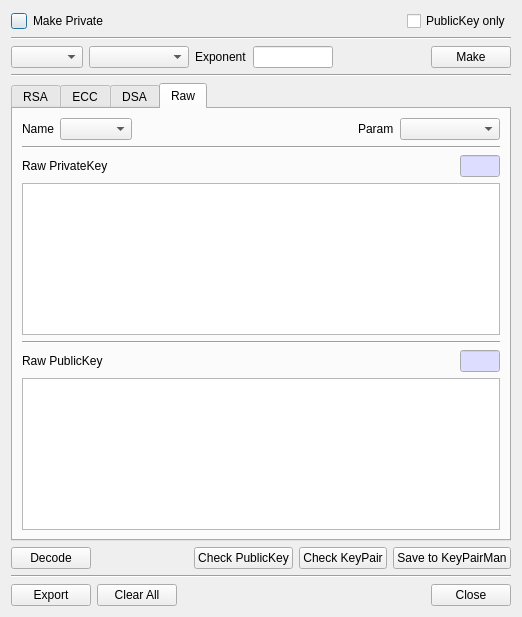
jykim74/BerEditor, file BerEditor/make_pri_key_dlg.ui: the form before one commit.
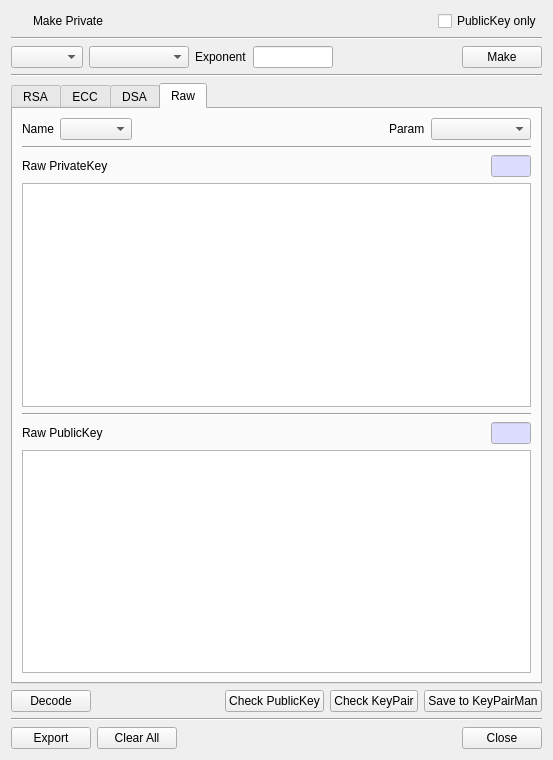
The form after the commit. Icons and pictures are not drawn.

Commit message:
UI 개선
MakePriKeyDlg 노 모달 처리

The edit to the form file:
```diff
--- a/BerEditor/make_pri_key_dlg.ui
+++ b/BerEditor/make_pri_key_dlg.ui
@@ -6,8 +6,8 @@
    <rect>
     <x>0</x>
     <y>0</y>
-    <width>518</width>
-    <height>617</height>
+    <width>553</width>
+    <height>760</height>
    </rect>
   </property>
   <property name="windowTitle">
@@ -54,6 +54,9 @@
         <iconset resource="bereditor.qrc">
          <normaloff>:/images/make_pri.png</normaloff>:/images/make_pri.png</iconset>
        </property>
+       <property name="flat">
+        <bool>true</bool>
+       </property>
       </widget>
      </item>
      <item row="0" column="3">
```
The commit also changes 3 other files.
